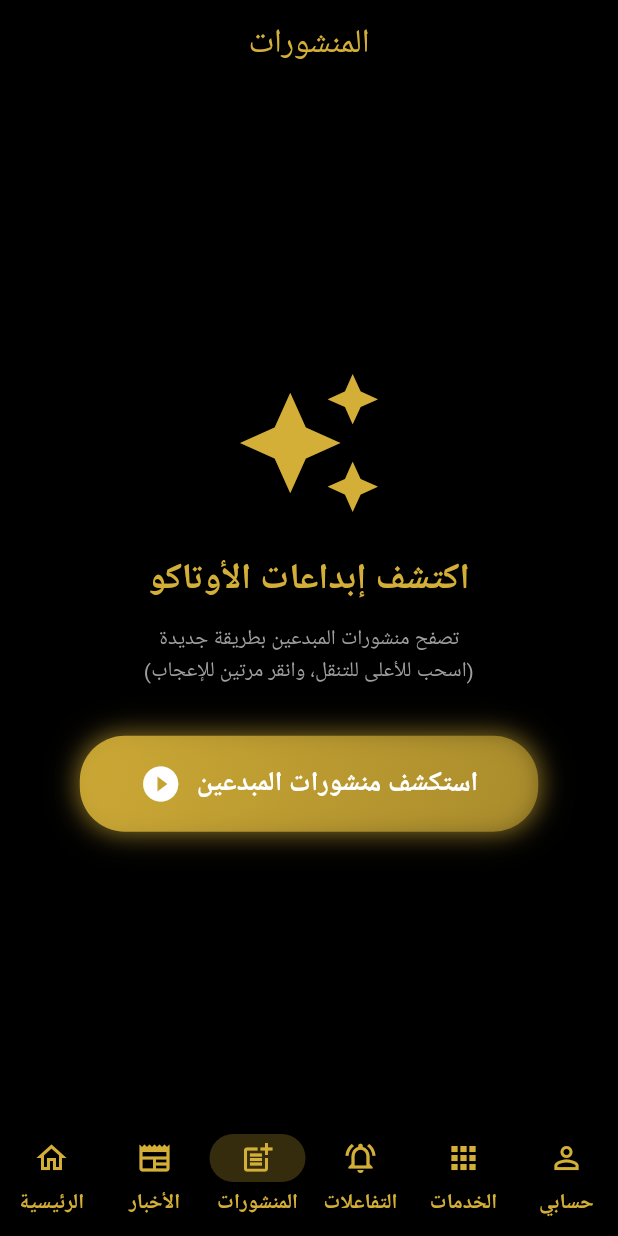
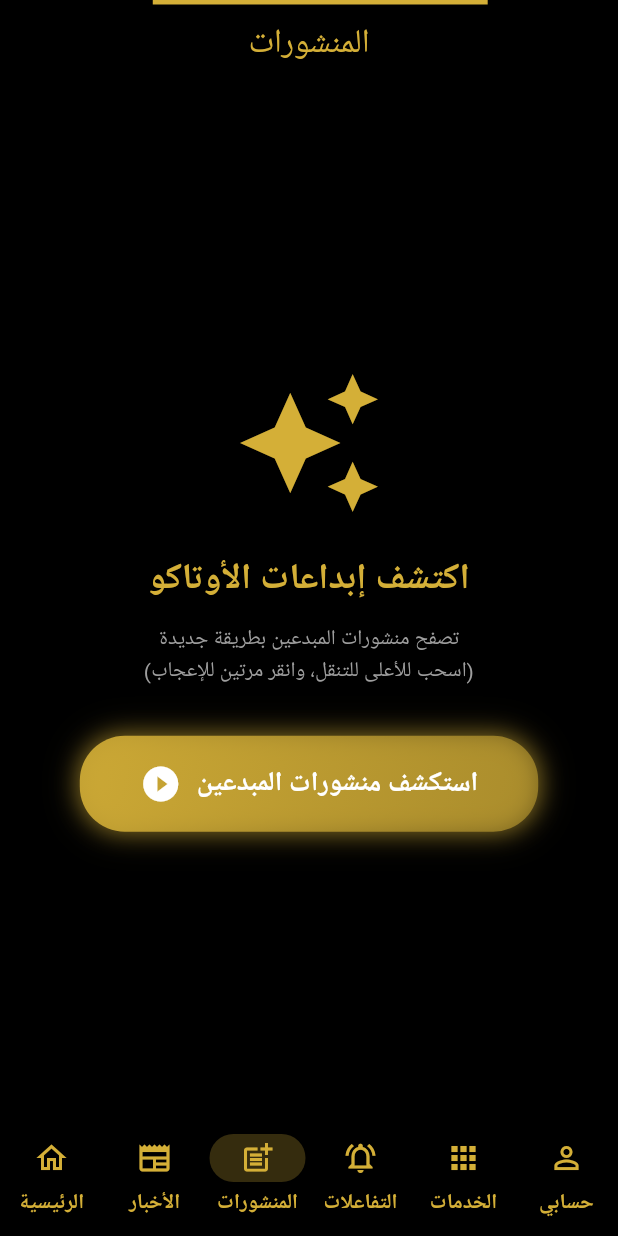
Before and after one commit to brhanmhmdalbryhy5-prog/klencod-flutter-MR.OTAKU, a Flutter app: the HomePage screen opened directly with empty values, item 3 of the bottom bar chosen, on a phone screen of 412 x 824 dp. Run offline on Flutter 3.47's test engine with Material 3 defaults, Android fonts, the phone set to English and light mode, and no system bars; our stand-ins replace cached_network_image, firebase_core, firebase_messaging, flutter_local_notifications, image_picker, shared_preferences and 2 more; missing offline and left inert: gal, workmanager; accounts and stored records are empty; statements that could not run were skipped.

Commit message:
Update home_screens.dart

```diff
--- a/lib/screens/home_screens.dart
+++ b/lib/screens/home_screens.dart
@@ -20,7 +20,7 @@ import 'admin_notifications_screen.dart';
 import 'activity_inbox_screen.dart';
 
 // =======================================================
-// 1. الحاوية الرئيسية
+// 1. الحاوية الرئيسية (مع شريط التحميل)
 // =======================================================
 class HomePage extends StatefulWidget {
   final AppData data;
@@ -65,7 +65,24 @@ class _HomePageState extends State<HomePage> {
     final primary = ThemeManager.instance.primaryColor;
 
     return Scaffold(
-      body: IndexedStack(index: index, children: pages),
+      body: Stack(
+        children: [
+          IndexedStack(index: index, children: pages),
+
+          // ✅ شريط التحميل الخطي
+          if (widget.data.loading)
+            Positioned(
+              top: 0,
+              left: 0,
+              right: 0,
+              child: LinearProgressIndicator(
+                backgroundColor: Colors.transparent,
+                valueColor: AlwaysStoppedAnimation<Color>(primary),
+                minHeight: 3,
+              ),
+            ),
+        ],
+      ),
       bottomNavigationBar: NavigationBar(
         selectedIndex: index,
         onDestinationSelected: (value) async {
@@ -357,7 +374,7 @@ class PollCard extends StatelessWidget {
 }
 
 // =======================================================
-// البحث (بدون صوت)
+// البحث
 // =======================================================
 class CustomSearchDelegate extends SearchDelegate {
   final AppData data;
```
